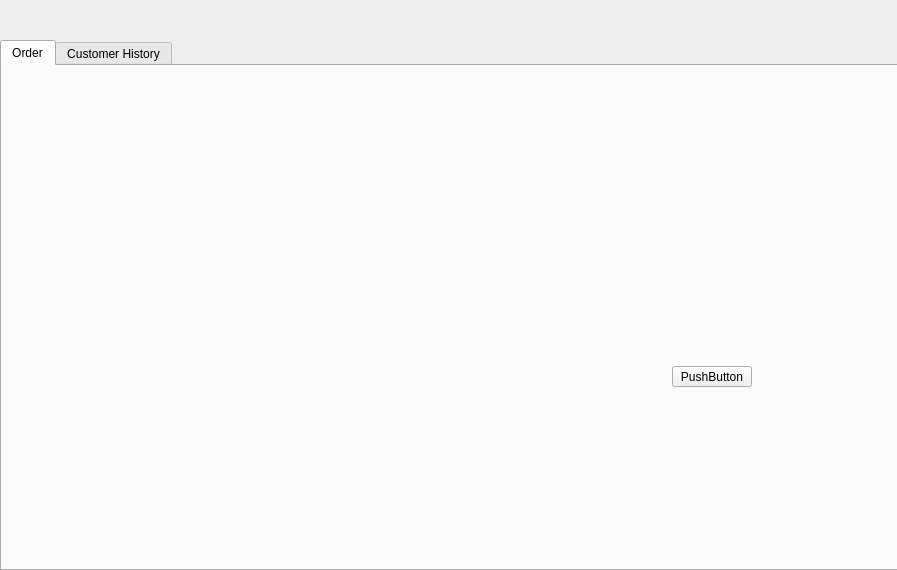
zero4ever30/Restaurant, file qtwin.ui: the form before one commit.
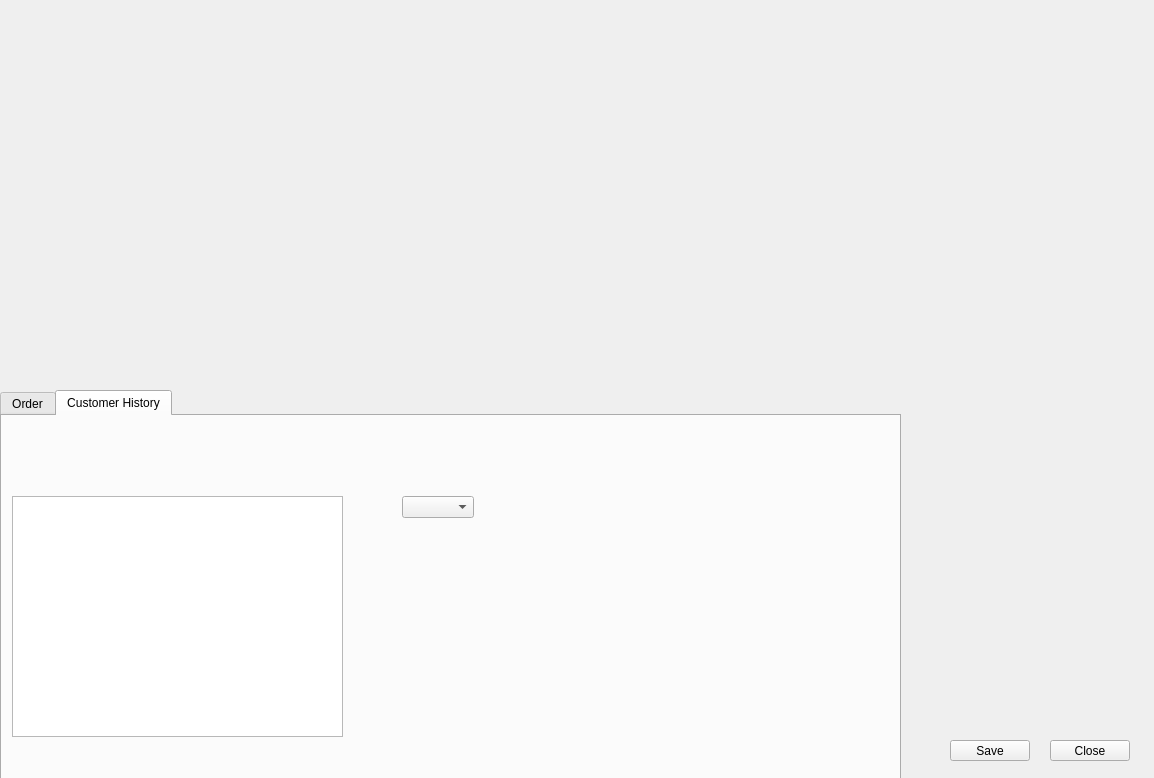
The form after the commit.

Diff of the .ui file:
```diff
--- a/qtwin.ui
+++ b/qtwin.ui
@@ -6,8 +6,8 @@
    <rect>
     <x>0</x>
     <y>0</y>
-    <width>897</width>
-    <height>570</height>
+    <width>1154</width>
+    <height>778</height>
    </rect>
   </property>
   <property name="windowTitle">
@@ -17,9 +17,9 @@
    <property name="geometry">
     <rect>
      <x>0</x>
-     <y>40</y>
+     <y>390</y>
      <width>901</width>
-     <height>531</height>
+     <height>391</height>
     </rect>
    </property>
    <property name="toolTip">
@@ -37,15 +37,42 @@
    <property name="elideMode">
     <enum>Qt::ElideMiddle</enum>
    </property>
-   <widget class="QWidget" name="TabCH">
+   <widget class="QWidget" name="TabOrder">
     <attribute name="title">
      <string>Order</string>
     </attribute>
-    <widget class="QPushButton" name="pushButton">
+   </widget>
+   <widget class="QWidget" name="TabCH">
+    <attribute name="title">
+     <string>Customer History</string>
+    </attribute>
+    <widget class="QTableWidget" name="tableWidget">
      <property name="geometry">
       <rect>
-       <x>670</x>
-       <y>300</y>
+       <x>10</x>
+       <y>80</y>
+       <width>331</width>
+       <height>241</height>
+      </rect>
+     </property>
+    </widget>
+    <widget class="QComboBox" name="comboBox">
+     <property name="geometry">
+      <rect>
+       <x>400</x>
+       <y>80</y>
+       <width>72</width>
+       <height>22</height>
+      </rect>
+     </property>
+    </widget>
+   </widget>
+  </widget>
+  <widget class="QPushButton" name="pushButton_close">
+   <property name="geometry">
+    <rect>
+     <x>1050</x>
+     <y>740</y>
        <width>80</width>
        <height>21</height>
       </rect>
@@ -57,15 +84,24 @@
       <number>-4</number>
      </property>
      <property name="text">
-      <string>PushButton</string>
-     </property>
-    </widget>
-   </widget>
-   <widget class="QWidget" name="TabOrder">
-    <attribute name="title">
-     <string>Customer History</string>
-    </attribute>
-   </widget>
+    <string>Close</string>
+   </property>
+  </widget>
+  <widget class="QPushButton" name="pushButton_save">
+   <property name="geometry">
+    <rect>
+     <x>950</x>
+     <y>740</y>
+     <width>80</width>
+     <height>21</height>
+    </rect>
+   </property>
+   <property name="toolTipDuration">
+    <number>0</number>
+   </property>
+   <property name="text">
+    <string>Save</string>
+   </property>
   </widget>
  </widget>
  <resources/>
```
Left out of the diff: 8 changed lines with no effect on the pictures. Lines whose indentation alone changed are shown as unchanged.
